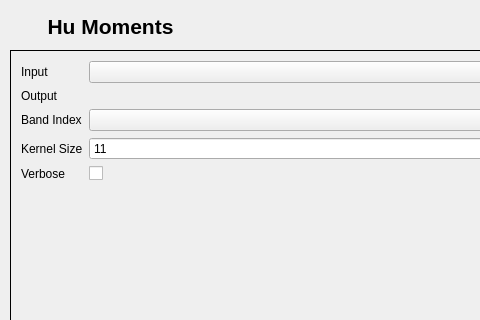
AUGSignals/qgis-plugins, file hu_moment/hu_moment_dialog_base.ui: the form before one commit; both pictures show x 0 to 480 and y 0 to 320 of the 631 by 522 pixel window.
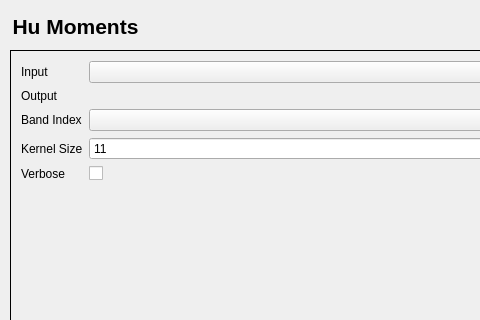
The form after the commit. Custom widgets are drawn as their Qt base class.

```diff
--- a/hu_moment/hu_moment_dialog_base.ui
+++ b/hu_moment/hu_moment_dialog_base.ui
@@ -32,9 +32,9 @@
   <widget class="QLabel" name="title_label">
    <property name="geometry">
     <rect>
-     <x>20</x>
+     <x>10</x>
      <y>10</y>
-     <width>181</width>
+     <width>131</width>
      <height>33</height>
     </rect>
    </property>
```
